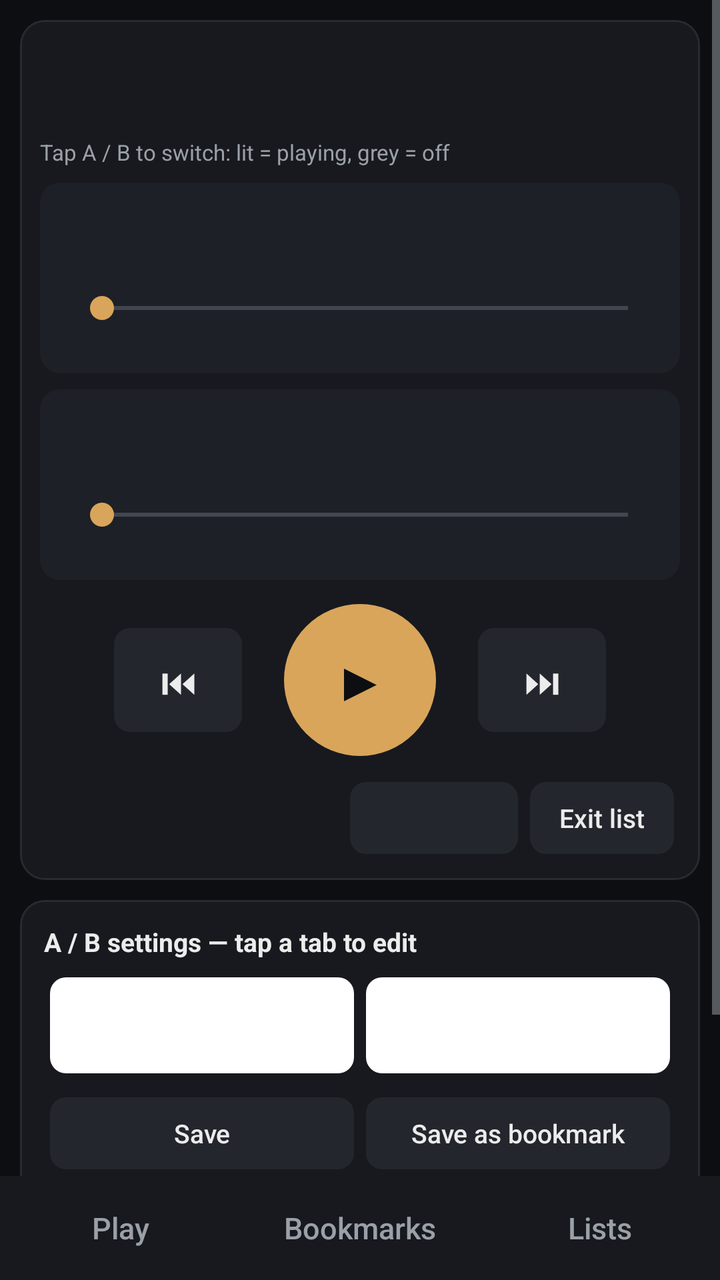
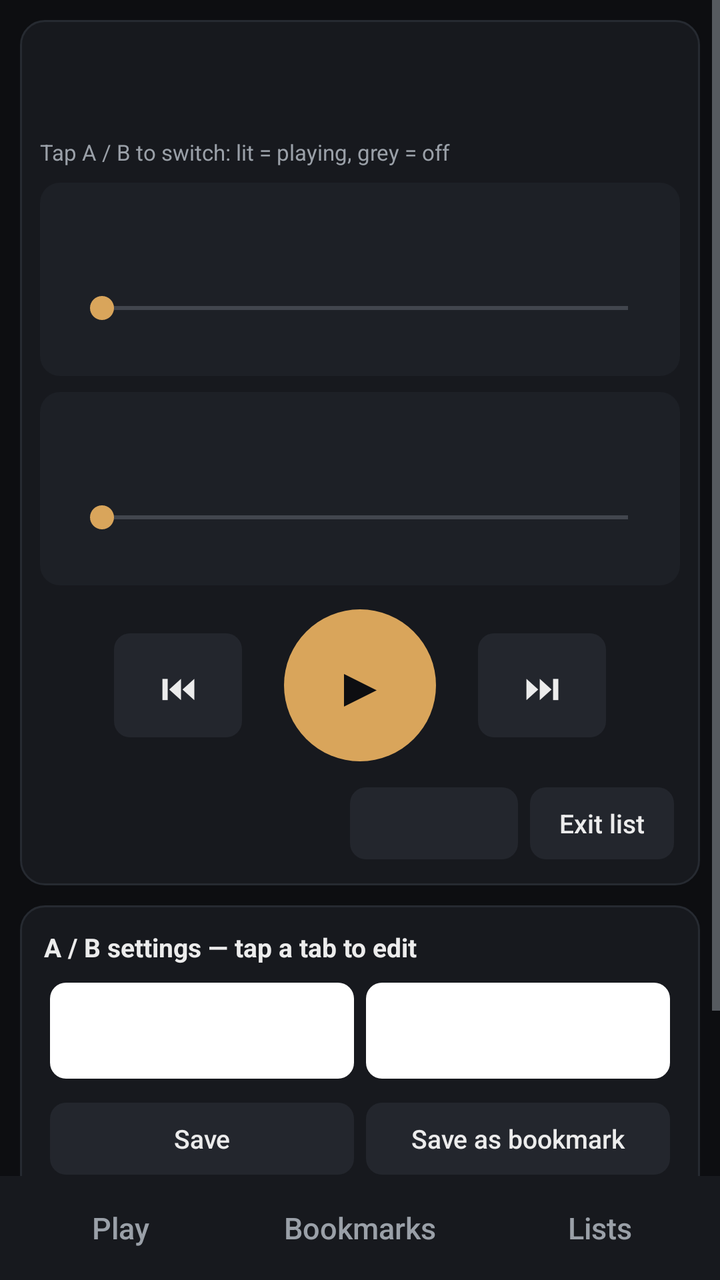

Before-and-after screenshots of an Android layout around one commit, followed by the original layout XML and the change that was made.
<!-- AndroidManifest.xml: application theme AppTheme -->
<!-- res/layout/activity_main.xml -->
<?xml version="1.0" encoding="utf-8"?>
<LinearLayout xmlns:android="http://schemas.android.com/apk/res/android"
    android:layout_width="match_parent"
    android:layout_height="match_parent"
    android:background="@color/bg"
    android:orientation="vertical">

    <FrameLayout
        android:layout_width="match_parent"
        android:layout_height="0dp"
        android:layout_weight="1">

        
        <ScrollView
            android:id="@+id/pagePlay"
            android:layout_width="match_parent"
            android:layout_height="match_parent">

            <LinearLayout
                android:layout_width="match_parent"
                android:layout_height="wrap_content"
                android:orientation="vertical"
                android:padding="10dp">

                
                <LinearLayout
                    android:layout_width="match_parent"
                    android:layout_height="wrap_content"
                    android:background="@drawable/card_bg"
                    android:orientation="vertical"
                    android:padding="10dp">

                    <TextView android:id="@+id/warning" style="@style/Label" android:layout_marginBottom="6dp" android:textColor="@color/warn" android:visibility="gone" />
                    <TextView
                        android:id="@+id/comboTitle"
                        android:layout_width="match_parent"
                        android:layout_height="wrap_content"
                        android:ellipsize="end"
                        android:maxLines="2"
                        android:textColor="@color/text"
                        android:textSize="18sp"
                        android:textStyle="bold" />

                    <TextView android:id="@+id/comboSub" style="@style/Label" android:layout_marginTop="2dp" />

                    <TextView style="@style/Label" android:layout_marginTop="6dp" android:text="@string/chip_hint" android:textSize="11sp" />

                    <include android:id="@+id/chipA" layout="@layout/slot_chip" />
                    <include android:id="@+id/chipB" layout="@layout/slot_chip" />

                    <LinearLayout
                        android:layout_width="match_parent"
                        android:layout_height="wrap_content"
                        android:layout_marginTop="12dp"
                        android:gravity="center"
                        android:orientation="horizontal">

                        <Button android:id="@+id/btnPrev" style="@style/DeckButton" android:layout_width="64dp" android:layout_height="52dp" android:layout_weight="0" android:text="⏮" android:textSize="18sp" />
                        <Button
                            android:id="@+id/btnPlay"
                            android:layout_width="76dp"
                            android:layout_height="76dp"
                            android:layout_marginStart="18dp"
                            android:layout_marginEnd="18dp"
                            android:background="@drawable/play_bg"
                            android:stateListAnimator="@null"
                            android:text="▶"
                            android:textColor="@color/bg"
                            android:textSize="28sp" />
                        <Button android:id="@+id/btnNext" style="@style/DeckButton" android:layout_width="64dp" android:layout_height="52dp" android:layout_weight="0" android:text="⏭" android:textSize="18sp" />
                    </LinearLayout>

                    <LinearLayout
                        android:layout_width="match_parent"
                        android:layout_height="wrap_content"
                        android:layout_marginTop="10dp"
                        android:gravity="center_vertical"
                        android:orientation="horizontal">

                        <TextView android:id="@+id/queueLine" style="@style/Label" android:layout_width="0dp" android:layout_weight="1" android:ellipsize="end" android:singleLine="true" android:textColor="@color/text" android:textSize="12sp" />
                        <Button android:id="@+id/btnRepeat" style="@style/SmallButton" android:layout_width="84dp" android:layout_weight="0" />
                        <Button android:id="@+id/btnExitQueue" style="@style/SmallButton" android:layout_width="72dp" android:layout_weight="0" android:text="@string/btn_exit_queue" />
                    </LinearLayout>
                </LinearLayout>

                
                <LinearLayout
                    android:layout_width="match_parent"
                    android:layout_height="wrap_content"
                    android:layout_marginTop="10dp"
                    android:background="@drawable/card_bg"
                    android:orientation="vertical"
                    android:padding="12dp">

                    <TextView style="@style/Label" android:text="@string/settings_title" android:textColor="@color/text" android:textSize="13sp" android:textStyle="bold" />

                    <LinearLayout
                        android:layout_width="match_parent"
                        android:layout_height="wrap_content"
                        android:layout_marginTop="6dp"
                        android:orientation="horizontal">

                        <Button android:id="@+id/tabA" style="@style/DeckButton" android:layout_height="48dp" android:background="@drawable/tab_bg" android:ellipsize="end" android:paddingStart="8dp" android:paddingEnd="8dp" android:singleLine="true" android:textSize="14sp" />
                        <Button android:id="@+id/tabB" style="@style/DeckButton" android:layout_height="48dp" android:background="@drawable/tab_bg" android:ellipsize="end" android:paddingStart="8dp" android:paddingEnd="8dp" android:singleLine="true" android:textSize="14sp" />
                    </LinearLayout>

                    
                    <LinearLayout
                        android:id="@+id/settingsPanel"
                        android:layout_width="match_parent"
                        android:layout_height="wrap_content"
                        android:layout_marginTop="8dp"
                        android:orientation="vertical"
                        android:visibility="gone">

                        <TextView android:id="@+id/setFile" android:layout_width="match_parent" android:layout_height="wrap_content" android:ellipsize="end" android:maxLines="2" android:textColor="@color/text" android:textSize="15sp" />
                        <TextView android:id="@+id/setFormat" style="@style/Label" android:layout_marginTop="2dp" android:textColor="@color/text" />
                        <TextView android:id="@+id/setPath" style="@style/Label" />
                        <TextView android:id="@+id/setLyrics" style="@style/Label" />
                        <TextView android:id="@+id/setError" style="@style/Label" android:textColor="@color/bad" android:visibility="gone" />

                        <LinearLayout android:layout_width="match_parent" android:layout_height="wrap_content" android:layout_marginTop="6dp" android:orientation="horizontal">
                            <Button android:id="@+id/btnPickFile" style="@style/SmallButton" android:text="@string/btn_choose_audio" />
                            <Button android:id="@+id/btnPickLrc" style="@style/SmallButton" android:text="@string/btn_choose_lyrics" />
                            <Button android:id="@+id/btnClearSlot" style="@style/SmallButton" android:text="@string/btn_remove" />
                        </LinearLayout>

                        <LinearLayout android:layout_width="match_parent" android:layout_height="wrap_content" android:layout_marginTop="6dp" android:gravity="center_vertical" android:orientation="horizontal">
                            <TextView android:id="@+id/gainLabel" style="@style/Label" android:layout_width="96dp" />
                            <SeekBar android:id="@+id/gain" android:layout_width="0dp" android:layout_height="32dp" android:layout_weight="1" android:max="132" />
                        </LinearLayout>

                        <LinearLayout android:layout_width="match_parent" android:layout_height="wrap_content" android:gravity="center_vertical" android:orientation="horizontal">
                            <TextView android:id="@+id/balanceLabel" style="@style/Label" android:layout_width="96dp" />
                            <SeekBar android:id="@+id/balance" android:layout_width="0dp" android:layout_height="32dp" android:layout_weight="1" android:max="200" />
                        </LinearLayout>

                        <LinearLayout android:layout_width="match_parent" android:layout_height="wrap_content" android:layout_marginTop="4dp" android:orientation="horizontal">
                            <Button android:id="@+id/btnLoop" style="@style/SmallButton" android:text="@string/loop_off" />
                            <Button android:id="@+id/btnSlotOn" style="@style/SmallButton" android:text="@string/slot_on" />
                        </LinearLayout>
                    </LinearLayout>

                    <LinearLayout android:layout_width="match_parent" android:layout_height="wrap_content" android:layout_marginTop="6dp" android:orientation="horizontal">
                        <Button android:id="@+id/btnSave" style="@style/SmallButton" android:text="@string/btn_save" />
                        <Button android:id="@+id/btnSaveBookmark" style="@style/SmallButton" android:text="@string/btn_save_bookmark" />
                    </LinearLayout>
                </LinearLayout>

                
                <LinearLayout
                    android:layout_width="match_parent"
                    android:layout_height="wrap_content"
                    android:layout_marginTop="10dp"
                    android:background="@drawable/card_bg"
                    android:gravity="center_vertical"
                    android:orientation="horizontal"
                    android:padding="10dp">

                    <LinearLayout
                        android:layout_width="0dp"
                        android:layout_height="wrap_content"
                        android:layout_weight="1"
                        android:orientation="vertical">

                        <TextView android:id="@+id/outputLine" style="@style/Label" android:textColor="@color/text" android:textSize="12sp" />
                        <TextView android:id="@+id/outputDetail" style="@style/Label" android:textSize="11sp" />
                    </LinearLayout>

                    <Button
                        android:id="@+id/btnMode"
                        style="@style/SmallButton"
                        android:layout_width="78dp"
                        android:layout_weight="0"
                        android:text="@string/btn_output_power" />
                </LinearLayout>
            </LinearLayout>
        </ScrollView>

        
        <LinearLayout
            android:id="@+id/pageBookmarks"
            android:layout_width="match_parent"
            android:layout_height="match_parent"
            android:orientation="vertical"
            android:padding="10dp"
            android:visibility="gone">

            <LinearLayout android:layout_width="match_parent" android:layout_height="wrap_content" android:gravity="center_vertical" android:orientation="horizontal">
                <TextView android:layout_width="0dp" android:layout_height="wrap_content" android:layout_weight="1" android:text="@string/bookmarks_title" android:textColor="@color/accent" android:textSize="18sp" android:textStyle="bold" />
                <Button android:id="@+id/btnAddBookmark" style="@style/SmallButton" android:layout_width="132dp" android:layout_weight="0" android:text="@string/btn_add_bookmark" />
            </LinearLayout>
            <TextView style="@style/Label" android:layout_marginTop="2dp" android:text="@string/bookmark_page_hint" android:textSize="11sp" />
            <TextView android:id="@+id/bookmarkEmpty" style="@style/Label" android:layout_width="match_parent" android:gravity="center" android:padding="32dp" android:text="@string/bookmark_empty" />
            <ListView android:id="@+id/bookmarkList" android:layout_width="match_parent" android:layout_height="0dp" android:layout_marginTop="6dp" android:layout_weight="1" android:divider="@null" />
        </LinearLayout>

        
        <LinearLayout
            android:id="@+id/pageLists"
            android:layout_width="match_parent"
            android:layout_height="match_parent"
            android:orientation="vertical"
            android:padding="10dp"
            android:visibility="gone">

            <LinearLayout android:layout_width="match_parent" android:layout_height="wrap_content" android:orientation="horizontal">
                <Button android:id="@+id/segBookmarks" style="@style/DeckButton" android:background="@drawable/tab_bg" android:text="@string/segment_bookmarks" />
                <Button android:id="@+id/segFiles" style="@style/DeckButton" android:background="@drawable/tab_bg" android:text="@string/segment_files" />
            </LinearLayout>
            <TextView android:id="@+id/listHint" style="@style/Label" android:layout_marginTop="4dp" android:textSize="11sp" />
            <LinearLayout android:layout_width="match_parent" android:layout_height="wrap_content" android:layout_marginTop="4dp" android:orientation="horizontal">
                <Button android:id="@+id/btnQueueAdd" style="@style/SmallButton" />
                <Button android:id="@+id/btnQueueFolder" style="@style/SmallButton" android:text="@string/btn_add_folder" />
                <Button android:id="@+id/btnQueueClear" style="@style/SmallButton" android:text="@string/btn_clear" />
                <Button android:id="@+id/btnQueuePlay" style="@style/SmallButton" android:text="@string/btn_play_list" />
            </LinearLayout>
            <TextView android:id="@+id/queueEmpty" style="@style/Label" android:layout_width="match_parent" android:gravity="center" android:padding="32dp" />
            <ListView android:id="@+id/queueList" android:layout_width="match_parent" android:layout_height="0dp" android:layout_marginTop="4dp" android:layout_weight="1" android:divider="@null" />
            <LinearLayout android:layout_width="match_parent" android:layout_height="wrap_content" android:layout_marginTop="4dp" android:orientation="horizontal">
                <Button android:id="@+id/btnBackup" style="@style/SmallButton" android:text="@string/btn_backup" />
                <Button android:id="@+id/btnRestore" style="@style/SmallButton" android:text="@string/btn_restore" />
                <Button android:id="@+id/btnRelink" style="@style/SmallButton" android:layout_weight="1.4" android:text="@string/btn_relink" />
            </LinearLayout>
            <LinearLayout android:layout_width="match_parent" android:layout_height="wrap_content" android:gravity="center_vertical" android:orientation="horizontal">
                <TextView android:id="@+id/versionText" style="@style/Label" android:layout_width="0dp" android:layout_weight="1" android:paddingStart="6dp" />
                <Button android:id="@+id/btnAutoUpdate" style="@style/SmallButton" android:layout_width="104dp" android:layout_weight="0" />
                <Button android:id="@+id/btnCheckUpdate" style="@style/SmallButton" android:layout_width="88dp" android:layout_weight="0" android:text="@string/check_update" />
            </LinearLayout>
        </LinearLayout>
    </FrameLayout>

    
    <LinearLayout
        android:layout_width="match_parent"
        android:layout_height="52dp"
        android:background="@color/card"
        android:orientation="horizontal">

        <Button android:id="@+id/navPlay" style="@style/NavButton" android:text="@string/nav_play" />
        <Button android:id="@+id/navBookmarks" style="@style/NavButton" android:text="@string/nav_bookmarks" />
        <Button android:id="@+id/navLists" style="@style/NavButton" android:text="@string/nav_lists" />
    </LinearLayout>
</LinearLayout>
<!-- res/layout/slot_chip.xml (included above) -->
<?xml version="1.0" encoding="utf-8"?>
<LinearLayout xmlns:android="http://schemas.android.com/apk/res/android"
    android:id="@+id/chipRoot"
    android:layout_width="match_parent"
    android:layout_height="wrap_content"
    android:layout_marginTop="8dp"
    android:background="@drawable/chip_bg"
    android:clickable="true"
    android:focusable="true"
    android:orientation="horizontal">

    <View
        android:id="@+id/chipBar"
        android:layout_width="5dp"
        android:layout_height="match_parent" />

    <LinearLayout
        android:layout_width="0dp"
        android:layout_height="wrap_content"
        android:layout_weight="1"
        android:orientation="vertical"
        android:paddingStart="10dp"
        android:paddingTop="8dp"
        android:paddingEnd="10dp"
        android:paddingBottom="4dp">

        <LinearLayout
            android:layout_width="match_parent"
            android:layout_height="wrap_content"
            android:gravity="center_vertical"
            android:orientation="horizontal">

            <TextView
                android:id="@+id/chipBadge"
                android:layout_width="24dp"
                android:layout_height="24dp"
                android:gravity="center"
                android:textColor="@color/bg"
                android:textSize="13sp"
                android:textStyle="bold" />

            <TextView
                android:id="@+id/chipTitle"
                android:layout_width="0dp"
                android:layout_height="wrap_content"
                android:layout_marginStart="8dp"
                android:layout_weight="1"
                android:ellipsize="marquee"
                android:singleLine="true"
                android:textColor="@color/text"
                android:textSize="15sp" />

            <TextView
                android:id="@+id/chipState"
                style="@style/Label"
                android:layout_marginStart="6dp" />
        </LinearLayout>

        <TextView
            android:id="@+id/chipPath"
            style="@style/Label"
            android:layout_marginTop="2dp"
            android:singleLine="true"
            android:ellipsize="end"
            android:textSize="11sp" />

        <LinearLayout
            android:id="@+id/chipLyric"
            android:layout_width="match_parent"
            android:layout_height="wrap_content"
            android:layout_marginTop="6dp"
            android:background="@drawable/lyric_bg"
            android:clickable="true"
            android:focusable="true"
            android:orientation="vertical"
            android:paddingStart="6dp"
            android:paddingTop="4dp"
            android:paddingEnd="6dp"
            android:paddingBottom="4dp"
            android:visibility="gone">

            <TextView
                android:id="@+id/lyric1"
                android:layout_width="match_parent"
                android:layout_height="wrap_content"
                android:ellipsize="end"
                android:gravity="center"
                android:maxLines="2"
                android:textSize="15sp" />

            <TextView
                android:id="@+id/lyric2"
                android:layout_width="match_parent"
                android:layout_height="wrap_content"
                android:ellipsize="end"
                android:gravity="center"
                android:maxLines="2"
                android:textColor="@color/text"
                android:textSize="13sp" />

            <TextView
                android:id="@+id/lyric3"
                android:layout_width="match_parent"
                android:layout_height="wrap_content"
                android:ellipsize="end"
                android:gravity="center"
                android:singleLine="true"
                android:textColor="@color/muted"
                android:textSize="11sp" />
        </LinearLayout>

        <SeekBar
            android:id="@+id/chipSeek"
            android:layout_width="match_parent"
            android:layout_height="28dp"
            android:max="1000" />

        <LinearLayout
            android:layout_width="match_parent"
            android:layout_height="wrap_content"
            android:orientation="horizontal"
            android:paddingStart="4dp"
            android:paddingEnd="4dp">

            <TextView android:id="@+id/chipPos" style="@style/Label" android:textSize="11sp" />
            <View android:layout_width="0dp" android:layout_height="1dp" android:layout_weight="1" />
            <TextView android:id="@+id/chipDur" style="@style/Label" android:textSize="11sp" />
        </LinearLayout>
    </LinearLayout>
</LinearLayout>
<!-- resources referenced by this layout -->
<resources>
  <color name="accent">#D9A55B</color>
  <color name="bad">#E06C6C</color>
  <color name="bg">#0D0E11</color>
  <color name="card">#17191E</color>
  <color name="muted">#9AA0A8</color>
  <color name="text">#ECECEC</color>
  <color name="warn">#E8B04A</color>
  <!-- drawable card_bg (drawable) -->
  <?xml version="1.0" encoding="utf-8"?>
  <shape xmlns:android="http://schemas.android.com/apk/res/android" android:shape="rectangle">
      <solid android:color="@color/card" />
      <stroke android:width="1dp" android:color="@color/cardStroke" />
      <corners android:radius="12dp" />
  </shape>
  <!-- drawable lyric_bg (drawable) -->
  <?xml version="1.0" encoding="utf-8"?>
  <ripple xmlns:android="http://schemas.android.com/apk/res/android" android:color="@color/btnPressed">
      <item>
          <shape android:shape="rectangle">
              <solid android:color="#101216" />
              <corners android:radius="8dp" />
          </shape>
      </item>
  </ripple>
  <!-- drawable play_bg (drawable) -->
  <?xml version="1.0" encoding="utf-8"?>
  <ripple xmlns:android="http://schemas.android.com/apk/res/android" android:color="#40FFFFFF">
      <item>
          <shape android:shape="oval">
              <solid android:color="@color/accent" />
          </shape>
      </item>
  </ripple>
  <!-- drawable tab_bg (drawable) -->
  <?xml version="1.0" encoding="utf-8"?>
  <ripple xmlns:android="http://schemas.android.com/apk/res/android" android:color="@color/btnPressed">
      <item>
          <shape android:shape="rectangle">
              <solid android:color="#FFFFFFFF" />
              <corners android:radius="8dp" />
          </shape>
      </item>
  </ripple>
  <string name="bookmark_empty">No bookmarks yet.\nSet up A + B on the Play page and tap “Save as bookmark” — next time a single tap plays that combo.</string>
  <string name="bookmark_page_hint">Tap: load and play · Long-press: rename / overwrite / add to list / reorder / delete</string>
  <string name="bookmarks_title">Bookmarks</string>
  <string name="btn_add_bookmark">+ Save current</string>
  <string name="btn_add_folder">+ Folder</string>
  <string name="btn_backup">Backup</string>
  <string name="btn_choose_audio">Choose audio</string>
  <string name="btn_choose_lyrics">Choose lyrics</string>
  <string name="btn_clear">Clear</string>
  <string name="btn_exit_queue">Exit list</string>
  <string name="btn_output_power">Output: Eco</string>
  <string name="btn_play_list">▶ Play</string>
  <string name="btn_relink">Relink folder</string>
  <string name="btn_remove">Remove</string>
  <string name="btn_restore">Restore</string>
  <string name="btn_save">Save</string>
  <string name="btn_save_bookmark">Save as bookmark</string>
  <string name="check_update">Check update</string>
  <string name="chip_hint">Tap A / B to switch: lit = playing, grey = off</string>
  <string name="loop_off">Repeat one: Off</string>
  <string name="nav_bookmarks">Bookmarks</string>
  <string name="nav_lists">Lists</string>
  <string name="nav_play">Play</string>
  <string name="segment_bookmarks">Bookmark list</string>
  <string name="segment_files">File list</string>
  <string name="settings_title">A / B settings — tap a tab to edit</string>
  <string name="slot_on">This track: On</string>
  <style name="Label">
          <item name="android:layout_width">wrap_content</item>
          <item name="android:layout_height">wrap_content</item>
          <item name="android:textColor">@color/muted</item>
          <item name="android:textSize">12sp</item>
      </style>
  <style name="SmallButton" parent="DeckButton">
          <item name="android:layout_height">36dp</item>
          <item name="android:textSize">13sp</item>
      </style>
  <color name="cardStroke">#262A31</color>
  <color name="btnPressed">#30343C</color>
  <color name="btn">#23262D</color>
  <!-- unchanged entries left out for length: 5 -->
</resources>

<!-- the commit's change to res/layout/activity_main.xml (unified diff, before → after) -->
@@ -100,8 +100,8 @@
                         android:layout_marginTop="6dp"
                         android:orientation="horizontal">
 
-                        <Button android:id="@+id/tabA" style="@style/DeckButton" android:layout_height="48dp" android:background="@drawable/tab_bg" android:ellipsize="end" android:paddingStart="8dp" android:paddingEnd="8dp" android:singleLine="true" android:textSize="14sp" />
-                        <Button android:id="@+id/tabB" style="@style/DeckButton" android:layout_height="48dp" android:background="@drawable/tab_bg" android:ellipsize="end" android:paddingStart="8dp" android:paddingEnd="8dp" android:singleLine="true" android:textSize="14sp" />
+                        <Button android:id="@+id/tabA" style="@style/DeckButton" android:layout_height="48dp" android:background="@drawable/tab_bg" android:ellipsize="marquee" android:marqueeRepeatLimit="marquee_forever" android:fadingEdgeLength="12dp" android:requiresFadingEdge="horizontal" android:paddingStart="8dp" android:paddingEnd="8dp" android:singleLine="true" android:textSize="14sp" />
+                        <Button android:id="@+id/tabB" style="@style/DeckButton" android:layout_height="48dp" android:background="@drawable/tab_bg" android:ellipsize="marquee" android:marqueeRepeatLimit="marquee_forever" android:fadingEdgeLength="12dp" android:requiresFadingEdge="horizontal" android:paddingStart="8dp" android:paddingEnd="8dp" android:singleLine="true" android:textSize="14sp" />
                     </LinearLayout>
 
                     
@@ -291,6 +291,9 @@
                 android:layout_marginStart="8dp"
                 android:layout_weight="1"
                 android:ellipsize="marquee"
+                android:fadingEdgeLength="14dp"
+                android:marqueeRepeatLimit="marquee_forever"
+                android:requiresFadingEdge="horizontal"
                 android:singleLine="true"
                 android:textColor="@color/text"
                 android:textSize="15sp" />
@@ -367,9 +370,10 @@
             android:paddingStart="4dp"
             android:paddingEnd="4dp">
 
-            <TextView android:id="@+id/chipPos" style="@style/Label" android:textSize="11sp" />
+            
+            <TextView android:id="@+id/chipPos" style="@style/Label" android:layout_width="64dp" android:layout_height="16dp" android:singleLine="true" android:textSize="11sp" />
             <View android:layout_width="0dp" android:layout_height="1dp" android:layout_weight="1" />
-            <TextView android:id="@+id/chipDur" style="@style/Label" android:textSize="11sp" />
+            <TextView android:id="@+id/chipDur" style="@style/Label" android:layout_width="64dp" android:layout_height="16dp" android:gravity="end" android:singleLine="true" android:textSize="11sp" />
         </LinearLayout>
     </LinearLayout>
 </LinearLayout>
